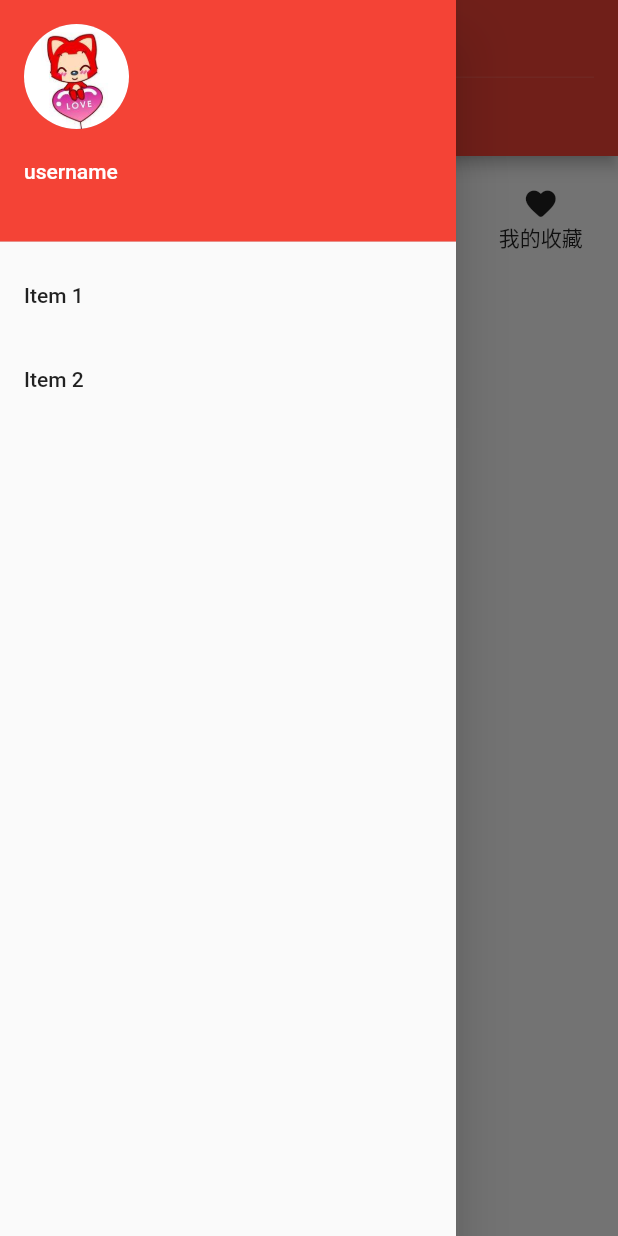
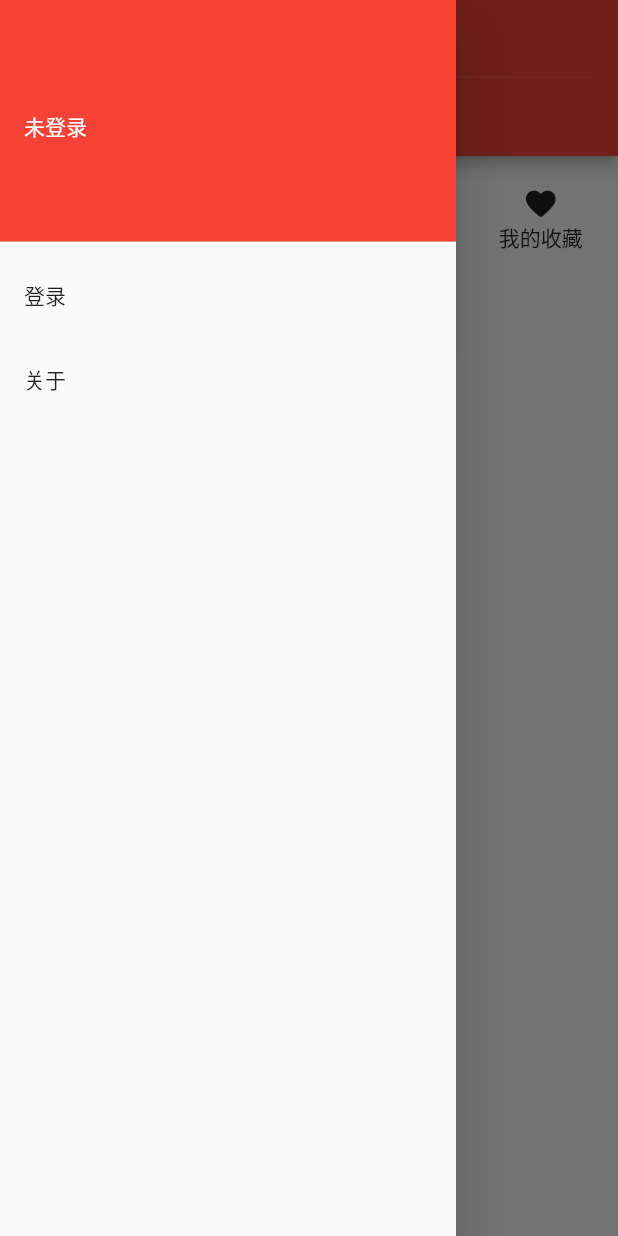
Before and after one commit to summerscar/NeteaseCloudMusic-Flutter, a Flutter app: the screen it shows after launch, with the side drawer open, on a phone screen of 412 x 824 dp. Run offline on Flutter 3.47's test engine with Material 2 defaults, Android fonts, the phone set to English and light mode, and no system bars; drawn by our look-alikes of flutter_easyloading; our stand-ins replace assets_audio_player, cookie_jar, dio, dio_cookie_manager, fluttertoast, shared_preferences.

Commit message:
🐞fix(重构): 完成基本框架搭建

```diff
--- a/lib/components/drawer.dart
+++ b/lib/components/drawer.dart
@@ -1,51 +1,80 @@
 import 'package:flutter/material.dart';
+import 'package:provider/provider.dart';
+import '../state/state.dart';
 
 class ComponentDrawer extends StatelessWidget {
-  @override
-  Widget build(BuildContext context) {
-    return Drawer(
-      child: ListView(
-        padding: EdgeInsets.zero,
-        children: <Widget>[
-          DrawerHeader(
-            child: Column(
+
+  Widget _drawerHead(context, state) {
+    if (state.userInfo != null) {
+      return Column(
         crossAxisAlignment: CrossAxisAlignment.start,
         children: [
           CircleAvatar(
             radius: 35,
-                  backgroundImage: AssetImage('assets/images/avatar.jpg'),
+            backgroundImage: NetworkImage(state.userInfo['avatarUrl']),
           ),
           SizedBox(height: 20),
+          Text(state.userInfo['nickname'],
+              style: TextStyle(color: Colors.white))
+        ],
+      );
+    } else {
+      return Column(
+        mainAxisAlignment: MainAxisAlignment.center,
+        crossAxisAlignment: CrossAxisAlignment.start,
+        children: [
           Text(
-                  'username',
-                  style: TextStyle(
-                    color: Colors.white
-                  )
+              '未登录',
+              style: TextStyle(color: Colors.white),
           )
         ],
+      );
+    }
+  }
+
+  List<ListTile> _drawerList (context, state) {
+    if (state.userInfo != null) {
+      return [
+           ListTile(
+            title: Text('退出'),
+            onTap: () async {
+              Provider.of<StateModel>(context, listen: false).setUserInfo(null);
+              Navigator.pop(context);
+            },
           ),
-            decoration: BoxDecoration(
-              color: Theme.of(context).primaryColor
-            ),
+      ];
+    }
+    return [
+          ListTile(
+            title: Text('登录'),
+            onTap: () {
+              Navigator.pushNamed(context, "login");
+            },
           ),
           ListTile(
-            title: Text('Item 1'),
+            title: Text('关于'),
             onTap: () {
               // Update the state of the app.
               // ...
               Navigator.pop(context);
             },
           ),
-          ListTile(
-            title: Text('Item 2'),
-            onTap: () {
-              // Update the state of the app.
-              // ...
-              Navigator.pop(context);
-            },
+    ];
+  }
+
+  @override
+  Widget build(BuildContext context) {
+    return Drawer(child: Consumer<StateModel>(builder: (context, state, child) {
+      return ListView(
+        padding: EdgeInsets.zero,
+        children: <Widget>[
+          DrawerHeader(
+            child: _drawerHead(context, state),
+            decoration: BoxDecoration(color: Theme.of(context).primaryColor),
           ),
+          ..._drawerList(context, state)
         ],
-      ),
       );
+    }));
   }
 }
--- a/lib/main.dart
+++ b/lib/main.dart
@@ -5,17 +5,45 @@
 // list, whose position is preserved when switching between the tabs thanks to
 // the help of [PageStorageKey].
 
+import 'dart:convert';
+
 import 'package:flutter/material.dart';
 import 'package:fluuter_demo/page/my.dart';
 import 'package:fluuter_demo/components/drawer.dart';
 import 'package:flutter_easyloading/flutter_easyloading.dart';
 import 'package:fluuter_demo/page/login.dart';
+import 'package:provider/provider.dart';
+import './state/state.dart';
+import 'package:shared_preferences/shared_preferences.dart';
 
-void main() => runApp(MyApp());
+void main() {
+  EasyLoading.instance
+  ..displayDuration = const Duration(milliseconds: 2000)
+  ..indicatorType = EasyLoadingIndicatorType.ring
+  ..loadingStyle = EasyLoadingStyle.dark
+  ..indicatorSize = 45.0;
+
+  runApp(ChangeNotifierProvider(
+      create: (context) => StateModel(),
+      child: MyApp(),
+    ));
+}
 
 class MyApp extends StatelessWidget {
+
+  Future<void> _initState (BuildContext context) async {
+    final prefs = await SharedPreferences.getInstance();
+    String userInfo = prefs.getString('userInfo');
+    print('init state');
+    if (userInfo != null) {
+      Provider.of<StateModel>(context, listen: false).setUserInfo(jsonDecode(userInfo));
+    }
+  }
+
   @override
   Widget build(BuildContext context) {
+    _initState(context);
+
     return MaterialApp(
       routes: {
         "login": (context) => FlutterEasyLoading(child: LoginPage()),
--- a/lib/page/my.dart
+++ b/lib/page/my.dart
@@ -1,8 +1,9 @@
 import 'package:flutter/material.dart';
-import 'package:dio/dio.dart';
 import 'package:assets_audio_player/assets_audio_player.dart';
 // import 'dart:developer';
 import 'package:flutter_easyloading/flutter_easyloading.dart';
+import 'package:fluuter_demo/utils/api.dart';
+import 'package:dio/dio.dart';
 
 class PageMy extends StatelessWidget {
   @override
@@ -30,12 +31,6 @@ class PageMy extends StatelessWidget {
                 ]),
           ),
           _MusicList(),
-          RaisedButton(
-            child: Text('登录'),
-            onPressed: () => {
-              Navigator.pushNamed(context, "login")
-            }
-          ),
           Image.asset('assets/images/avatar.jpg'),
           Image.asset('assets/images/avatar.jpg'),
           Image.asset('assets/images/avatar.jpg')
@@ -58,7 +53,7 @@ class _MusicListState extends State<_MusicList> {
     EasyLoading.show();
     try {
       Response response =
-          await Dio().get("https://music.api.summerscar.me/top/song?type=8");
+          await api().get("https://music.api.summerscar.me/top/song?type=8");
       print('get response');
       setState(() {
         list = response.data['data'];
--- a/pubspec.yaml
+++ b/pubspec.yaml
@@ -32,6 +32,9 @@ dependencies:
   assets_audio_player: ^2.0.9
   flutter_easyloading: ^1.1.3
   fluttertoast: ^7.0.2
+  dio_cookie_manager: ^1.0.0
+  provider: ^4.3.2
+  shared_preferences: '>=0.5.10 <2.0.0'
 
 dev_dependencies:
   flutter_test:
```
Also changed, not shown: lib/page/login.dart (+18 -5 lines), lib/state/state.dart (added, +26 -0 lines), lib/utils/api.dart (added, +18 -0 lines), pubspec.lock. Lines whose indentation alone changed are shown as unchanged.
